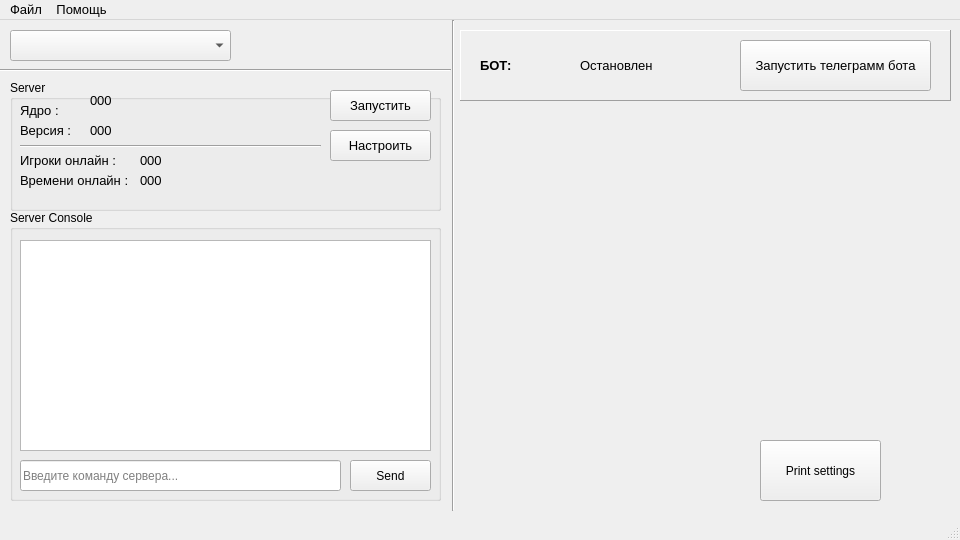
First picture: the form in resources/ui/main_ui.ui, repository Vanillllla/tg_mine_server_bot, before the edit.
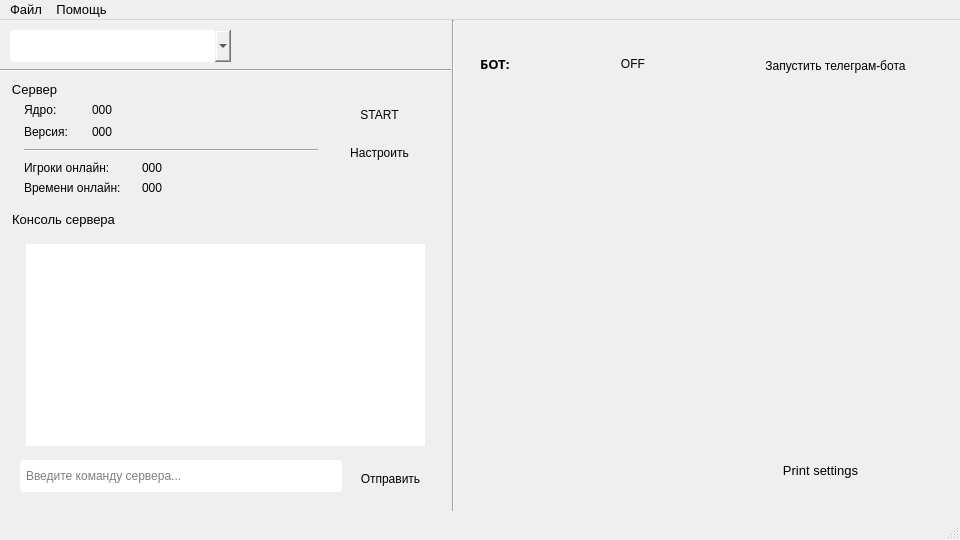
Second picture: the form after the edit.

```diff
--- a/resources/ui/main_ui.ui
+++ b/resources/ui/main_ui.ui
@@ -22,14 +22,48 @@
     <height>540</height>
    </size>
   </property>
+  <property name="font">
+   <font>
+    <family>Segoe UI</family>
+    <pointsize>10</pointsize>
+   </font>
+  </property>
   <property name="windowTitle">
    <string>MainWindow</string>
   </property>
-  <property name="accessibleName">
-   <string>Главная</string>
-  </property>
   <widget class="QWidget" name="centralwidget">
+   <property name="styleSheet">
+    <string notr="true">QGroupBox {
+    border-radius: 4px;
+    margin-top: 6px;
+    padding-top: 6px;
+}
+QPushButton {
+    min-height: 30px;
+    border-radius: 4px;
+    padding: 4px 10px;
+}
+QLineEdit, QPlainTextEdit, QComboBox {
+    border-radius: 4px;
+    padding: 4px;
+}
+QFrame#frame_2 {
+    border-radius: 4px;
+}
+QPlainTextEdit#console_output {
+    padding: 6px;
+    font-family: Consolas;
+    font-size: 9pt;
+}
+QLabel#botStatusLabel_ind {
+    border-radius: 4px;
+    padding-left: 8px;
+}</string>
+   </property>
    <widget class="QPushButton" name="printsettingsbutton">
+    <property name="visible">
+     <bool>false</bool>
+    </property>
     <property name="geometry">
      <rect>
       <x>760</x>
@@ -42,6 +76,29 @@
      <string>Print settings</string>
     </property>
    </widget>
+   <widget class="QComboBox" name="coreSelectBox">
+    <property name="geometry">
+     <rect>
+      <x>10</x>
+      <y>10</y>
+      <width>221</width>
+      <height>32</height>
+     </rect>
+    </property>
+   </widget>
+   <widget class="Line" name="line_2">
+    <property name="geometry">
+     <rect>
+      <x>0</x>
+      <y>40</y>
+      <width>451</width>
+      <height>20</height>
+     </rect>
+    </property>
+    <property name="orientation">
+     <enum>Qt::Horizontal</enum>
+    </property>
+   </widget>
    <widget class="Line" name="line">
     <property name="geometry">
      <rect>
@@ -55,205 +112,53 @@
      <enum>Qt::Vertical</enum>
     </property>
    </widget>
-   <widget class="QFrame" name="frame_2">
-    <property name="geometry">
-     <rect>
-      <x>460</x>
-      <y>10</y>
-      <width>491</width>
-      <height>71</height>
-     </rect>
-    </property>
-    <property name="frameShape">
-     <enum>QFrame::Panel</enum>
-    </property>
-    <property name="frameShadow">
-     <enum>QFrame::Raised</enum>
-    </property>
-    <widget class="QPushButton" name="bot_control_button">
-     <property name="geometry">
-      <rect>
-       <x>280</x>
-       <y>10</y>
-       <width>191</width>
-       <height>51</height>
-      </rect>
-     </property>
-     <property name="font">
-      <font>
-       <pointsize>10</pointsize>
-      </font>
-     </property>
-     <property name="text">
-      <string>Запустить телеграмм бота</string>
-     </property>
-    </widget>
-    <widget class="QLabel" name="botStatusLabel">
-     <property name="geometry">
-      <rect>
-       <x>20</x>
-       <y>20</y>
-       <width>31</width>
-       <height>31</height>
-      </rect>
-     </property>
-     <property name="font">
-      <font>
-       <pointsize>10</pointsize>
-       <weight>75</weight>
-       <bold>true</bold>
-      </font>
-     </property>
-     <property name="text">
-      <string>БОТ:</string>
-     </property>
-    </widget>
-    <widget class="QLabel" name="botStatusLabel_ind">
-     <property name="enabled">
-      <bool>true</bool>
-     </property>
-     <property name="geometry">
-      <rect>
-       <x>120</x>
-       <y>20</y>
-       <width>101</width>
-       <height>31</height>
-      </rect>
-     </property>
-     <property name="font">
-      <font>
-       <pointsize>10</pointsize>
-       <weight>50</weight>
-       <bold>false</bold>
-       <underline>false</underline>
-       <strikeout>false</strikeout>
-      </font>
-     </property>
-     <property name="autoFillBackground">
-      <bool>false</bool>
-     </property>
-     <property name="inputMethodHints">
-      <set>Qt::ImhNone</set>
-     </property>
-     <property name="text">
-      <string>Остановлен</string>
-     </property>
-    </widget>
-   </widget>
-   <widget class="QGroupBox" name="consoleGroupBox">
-    <property name="geometry">
-     <rect>
-      <x>10</x>
-      <y>190</y>
-      <width>431</width>
-      <height>291</height>
-     </rect>
-    </property>
-    <property name="title">
-     <string>Server Console</string>
-    </property>
-    <widget class="QPlainTextEdit" name="console_output">
-     <property name="geometry">
-      <rect>
-       <x>10</x>
-       <y>30</y>
-       <width>411</width>
-       <height>211</height>
-      </rect>
-     </property>
-     <property name="readOnly">
-      <bool>true</bool>
-     </property>
-    </widget>
-    <widget class="QLineEdit" name="console_input">
-     <property name="geometry">
-      <rect>
-       <x>10</x>
-       <y>250</y>
-       <width>321</width>
-       <height>31</height>
-      </rect>
-     </property>
-     <property name="placeholderText">
-      <string>Введите команду сервера...</string>
-     </property>
-    </widget>
-    <widget class="QPushButton" name="console_send_button">
-     <property name="geometry">
-      <rect>
-       <x>340</x>
-       <y>250</y>
-       <width>81</width>
-       <height>31</height>
-      </rect>
-     </property>
-     <property name="text">
-      <string>Send</string>
-     </property>
-    </widget>
-   </widget>
    <widget class="QGroupBox" name="serverGroupBox">
     <property name="geometry">
      <rect>
       <x>10</x>
       <y>60</y>
       <width>431</width>
-      <height>131</height>
+      <height>120</height>
      </rect>
     </property>
     <property name="title">
-     <string>Server</string>
+     <string>Сервер</string>
     </property>
     <widget class="QLabel" name="label">
      <property name="geometry">
       <rect>
-       <x>10</x>
+       <x>14</x>
        <y>20</y>
-       <width>51</width>
-       <height>21</height>
+       <width>50</width>
+       <height>20</height>
       </rect>
      </property>
-     <property name="font">
-      <font>
-       <pointsize>10</pointsize>
-      </font>
-     </property>
      <property name="text">
-      <string>Ядро :</string>
+      <string>Ядро:</string>
      </property>
     </widget>
     <widget class="QLabel" name="label_2">
      <property name="geometry">
       <rect>
-       <x>10</x>
-       <y>40</y>
-       <width>61</width>
-       <height>21</height>
+       <x>14</x>
+       <y>42</y>
+       <width>56</width>
+       <height>20</height>
       </rect>
      </property>
-     <property name="font">
-      <font>
-       <pointsize>10</pointsize>
-      </font>
-     </property>
      <property name="text">
-      <string>Версия :</string>
+      <string>Версия:</string>
      </property>
     </widget>
     <widget class="QLabel" name="coreLabel">
      <property name="geometry">
       <rect>
-       <x>80</x>
-       <y>10</y>
-       <width>231</width>
-       <height>21</height>
+       <x>82</x>
+       <y>20</y>
+       <width>226</width>
+       <height>20</height>
       </rect>
      </property>
-     <property name="font">
-      <font>
-       <pointsize>10</pointsize>
-      </font>
-     </property>
      <property name="text">
       <string>000</string>
      </property>
@@ -261,17 +166,12 @@
     <widget class="QLabel" name="versionLabel">
      <property name="geometry">
       <rect>
-       <x>80</x>
-       <y>40</y>
-       <width>231</width>
-       <height>21</height>
+       <x>82</x>
+       <y>42</y>
+       <width>226</width>
+       <height>20</height>
       </rect>
      </property>
-     <property name="font">
-      <font>
-       <pointsize>10</pointsize>
-      </font>
-     </property>
      <property name="text">
       <string>000</string>
      </property>
@@ -279,28 +179,36 @@
     <widget class="QPushButton" name="startServerButton">
      <property name="geometry">
       <rect>
-       <x>320</x>
-       <y>10</y>
-       <width>101</width>
-       <height>31</height>
+       <x>318</x>
+       <y>16</y>
+       <width>103</width>
+       <height>32</height>
       </rect>
      </property>
-     <property name="font">
-      <font>
-       <pointsize>10</pointsize>
-      </font>
+     <property name="text">
+      <string>START</string>
      </property>
+    </widget>
+    <widget class="QPushButton" name="settingsServerButton">
+     <property name="geometry">
+      <rect>
+       <x>318</x>
+       <y>54</y>
+       <width>103</width>
+       <height>32</height>
+      </rect>
+     </property>
      <property name="text">
-      <string>Запустить</string>
+      <string>Настроить</string>
      </property>
     </widget>
     <widget class="Line" name="line_3">
      <property name="geometry">
       <rect>
-       <x>10</x>
-       <y>56</y>
-       <width>301</width>
-       <height>20</height>
+       <x>14</x>
+       <y>62</y>
+       <width>294</width>
+       <height>16</height>
       </rect>
      </property>
      <property name="orientation">
@@ -310,53 +218,38 @@
     <widget class="QLabel" name="label_3">
      <property name="geometry">
       <rect>
-       <x>10</x>
-       <y>70</y>
-       <width>111</width>
-       <height>21</height>
+       <x>14</x>
+       <y>78</y>
+       <width>110</width>
+       <height>20</height>
       </rect>
      </property>
-     <property name="font">
-      <font>
-       <pointsize>10</pointsize>
-      </font>
-     </property>
      <property name="text">
-      <string>Игроки онлайн :</string>
+      <string>Игроки онлайн:</string>
      </property>
     </widget>
     <widget class="QLabel" name="label_4">
      <property name="geometry">
       <rect>
-       <x>10</x>
-       <y>90</y>
-       <width>111</width>
-       <height>21</height>
+       <x>14</x>
+       <y>98</y>
+       <width>110</width>
+       <height>20</height>
       </rect>
      </property>
-     <property name="font">
-      <font>
-       <pointsize>10</pointsize>
-      </font>
-     </property>
      <property name="text">
-      <string>Времени онлайн :</string>
+      <string>Времени онлайн:</string>
      </property>
     </widget>
     <widget class="QLabel" name="versionLabel_2">
      <property name="geometry">
       <rect>
-       <x>130</x>
-       <y>70</y>
-       <width>47</width>
-       <height>21</height>
+       <x>132</x>
+       <y>78</y>
+       <width>60</width>
+       <height>20</height>
       </rect>
      </property>
-     <property name="font">
-      <font>
-       <pointsize>10</pointsize>
-      </font>
-     </property>
      <property name="text">
       <string>000</string>
      </property>
@@ -364,62 +257,134 @@
     <widget class="QLabel" name="versionLabel_3">
      <property name="geometry">
       <rect>
-       <x>130</x>
-       <y>90</y>
-       <width>47</width>
-       <height>21</height>
+       <x>132</x>
+       <y>98</y>
+       <width>60</width>
+       <height>20</height>
       </rect>
      </property>
-     <property name="font">
-      <font>
-       <pointsize>10</pointsize>
-      </font>
-     </property>
      <property name="text">
       <string>000</string>
      </property>
     </widget>
-    <widget class="QPushButton" name="settingsServerButton">
-     <property name="geometry">
-      <rect>
-       <x>320</x>
-       <y>50</y>
-       <width>101</width>
-       <height>31</height>
-      </rect>
-     </property>
-     <property name="font">
-      <font>
-       <pointsize>10</pointsize>
-      </font>
-     </property>
-     <property name="text">
-      <string>Настроить</string>
-     </property>
-    </widget>
    </widget>
-   <widget class="QComboBox" name="coreSelectBox">
+   <widget class="QGroupBox" name="consoleGroupBox">
     <property name="geometry">
      <rect>
       <x>10</x>
+      <y>190</y>
+      <width>431</width>
+      <height>291</height>
+     </rect>
+    </property>
+    <property name="title">
+     <string>Консоль сервера</string>
+    </property>
+    <widget class="QPlainTextEdit" name="console_output">
+     <property name="geometry">
+      <rect>
+       <x>10</x>
+       <y>28</y>
+       <width>411</width>
+       <height>214</height>
+      </rect>
+     </property>
+     <property name="readOnly">
+      <bool>true</bool>
+     </property>
+    </widget>
+    <widget class="QLineEdit" name="console_input">
+     <property name="geometry">
+      <rect>
+       <x>10</x>
+       <y>250</y>
+       <width>322</width>
+       <height>32</height>
+      </rect>
+     </property>
+     <property name="placeholderText">
+      <string>Введите команду сервера...</string>
+     </property>
+    </widget>
+    <widget class="QPushButton" name="console_send_button">
+     <property name="geometry">
+      <rect>
+       <x>340</x>
+       <y>250</y>
+       <width>81</width>
+       <height>32</height>
+      </rect>
+     </property>
+     <property name="text">
+      <string>Отправить</string>
+     </property>
+    </widget>
+   </widget>
+   <widget class="QFrame" name="frame_2">
+    <property name="geometry">
+     <rect>
+      <x>460</x>
       <y>10</y>
-      <width>221</width>
-      <height>31</height>
+      <width>491</width>
+      <height>80</height>
      </rect>
     </property>
-   </widget>
-   <widget class="Line" name="line_2">
-    <property name="geometry">
-     <rect>
-      <x>0</x>
-      <y>40</y>
-      <width>451</width>
-      <height>20</height>
-     </rect>
+    <property name="frameShape">
+     <enum>QFrame::StyledPanel</enum>
     </property>
-    <property name="orientation">
-     <enum>Qt::Horizontal</enum>
+    <property name="frameShadow">
+     <enum>QFrame::Plain</enum>
     </property>
+    <widget class="QLabel" name="botStatusLabel">
+     <property name="geometry">
+      <rect>
+       <x>20</x>
+       <y>22</y>
+       <width>40</width>
+       <height>24</height>
+      </rect>
+     </property>
+     <property name="font">
+      <font>
+       <family>Segoe UI Semibold</family>
+       <pointsize>10</pointsize>
+       <weight>63</weight>
+       <bold>false</bold>
+      </font>
+     </property>
+     <property name="text">
+      <string>БОТ:</string>
+     </property>
+    </widget>
+    <widget class="QLabel" name="botStatusLabel_ind">
+     <property name="geometry">
+      <rect>
+       <x>120</x>
+       <y>18</y>
+       <width>110</width>
+       <height>32</height>
+      </rect>
+     </property>
+     <property name="alignment">
+      <set>Qt::AlignVCenter</set>
+     </property>
+     <property name="text">
+      <string>         OFF</string>
+     </property>
+    </widget>
+    <widget class="QPushButton" name="bot_control_button">
+     <property name="geometry">
+      <rect>
+       <x>280</x>
+       <y>16</y>
+       <width>191</width>
+       <height>40</height>
+      </rect>
+     </property>
+     <property name="text">
+      <string>Запустить телеграм-бота</string>
+     </property>
+    </widget>
    </widget>
   </widget>
   <widget class="QStatusBar" name="statusbar"/>
@@ -432,11 +397,6 @@
      <height>24</height>
     </rect>
    </property>
-   <property name="font">
-    <font>
-     <pointsize>10</pointsize>
-    </font>
-   </property>
    <widget class="QMenu" name="menu">
     <property name="title">
      <string>Файл</string>
@@ -494,7 +454,7 @@
   </action>
   <action name="action_7">
    <property name="text">
-    <string>Запутить ядро(выбрать)</string>
+    <string>Запустить ядро (выбрать)</string>
    </property>
   </action>
   <action name="auto_start_last_core_action">
@@ -507,7 +467,7 @@
   </action>
   <action name="core_select_action">
    <property name="text">
-    <string>Запутить ядро(выбрать)</string>
+    <string>Запустить ядро (выбрать)</string>
    </property>
   </action>
   <action name="open_setings_action">
```
